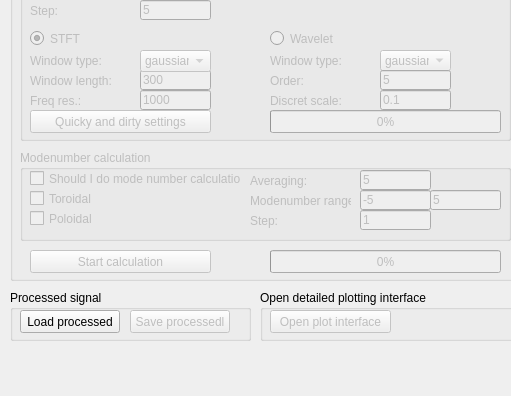
Old version of the form python/gui/gui_layout.ui in the repository fusion-flap/nti-wavelet-tools; both pictures show x 0 to 511 and y 260 to 656 of the 1118 by 656 pixel window.
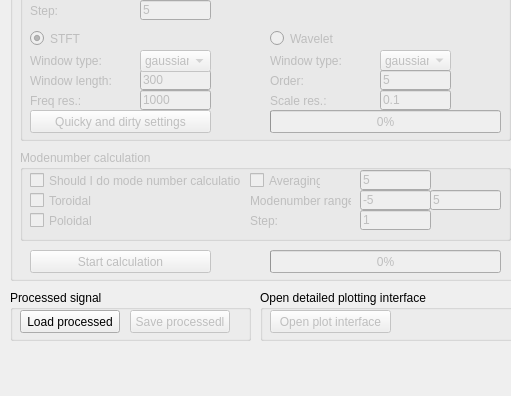
New version of the form.

Commit message: #25 regular expression-check implemented to lineEdit inputs

The edit to the form file:
```diff
--- a/python/gui/gui_layout.ui
+++ b/python/gui/gui_layout.ui
@@ -254,7 +254,7 @@
        </rect>
       </property>
       <property name="text">
-       <string>Discret scale:</string>
+       <string>Scale res.:</string>
       </property>
      </widget>
      <widget class="QProgressBar" name="transformProgressBar">
@@ -385,19 +385,6 @@
      <property name="title">
       <string>Modenumber calculation</string>
      </property>
-     <widget class="QLabel" name="modeaverageText">
-      <property name="geometry">
-       <rect>
-        <x>230</x>
-        <y>20</y>
-        <width>81</width>
-        <height>21</height>
-       </rect>
-      </property>
-      <property name="text">
-       <string>Averaging:</string>
-      </property>
-     </widget>
      <widget class="QLineEdit" name="averageLineEdit">
       <property name="enabled">
        <bool>false</bool>
@@ -518,7 +505,7 @@
         <x>10</x>
         <y>20</y>
         <width>211</width>
-        <height>17</height>
+        <height>21</height>
        </rect>
       </property>
       <property name="text">
@@ -534,7 +521,7 @@
         <x>10</x>
         <y>40</y>
         <width>101</width>
-        <height>17</height>
+        <height>21</height>
        </rect>
       </property>
       <property name="text">
@@ -550,13 +537,29 @@
         <x>10</x>
         <y>60</y>
         <width>101</width>
-        <height>17</height>
+        <height>21</height>
        </rect>
       </property>
       <property name="text">
        <string>Poloidal</string>
       </property>
      </widget>
+     <widget class="QCheckBox" name="doaverageCheckBox">
+      <property name="enabled">
+       <bool>false</bool>
+      </property>
+      <property name="geometry">
+       <rect>
+        <x>230</x>
+        <y>20</y>
+        <width>71</width>
+        <height>21</height>
+       </rect>
+      </property>
+      <property name="text">
+       <string>Averaging:</string>
+      </property>
+     </widget>
     </widget>
     <widget class="QPushButton" name="startcalculationButton">
      <property name="geometry">
```
Left out of the diff: 8 changed lines with no effect on the pictures. The commit also changes 1 other file.
